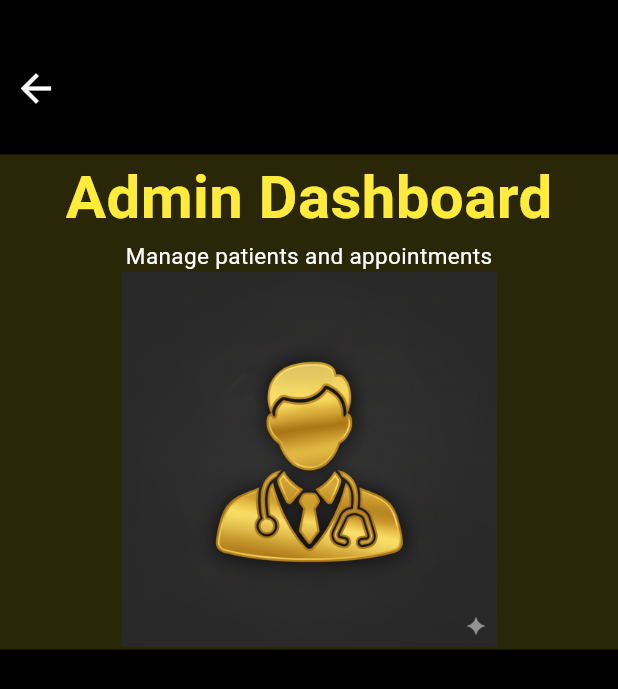
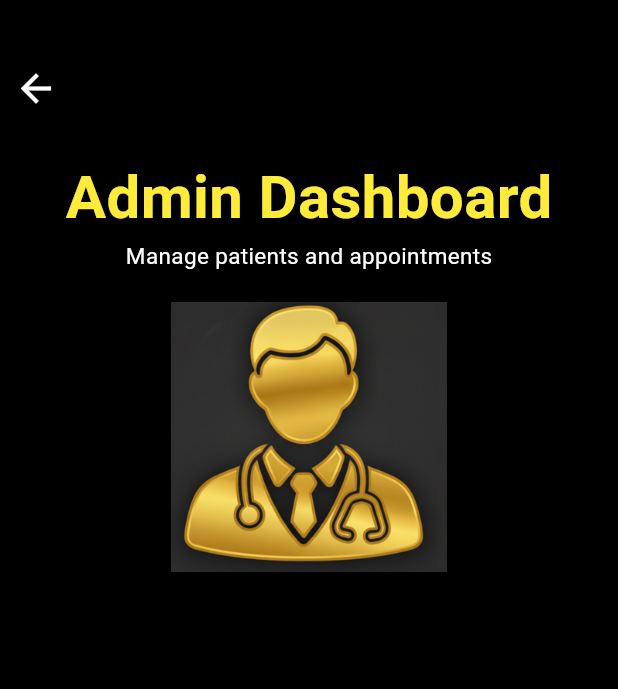
Before and after one commit to ashir227/Todo-App-Classes, a Flutter app: the Home screen opened directly, on a phone screen of 412 x 824 dp. Shown: the top 689 px of the screen. Run offline on Flutter 3.47's test engine with Material 3 defaults, Android fonts, the light colour scheme and no system bars.

Commit message:
Add Icon

```diff
--- a/lib/UI Prac/Screens/Home.dart
+++ b/lib/UI Prac/Screens/Home.dart
@@ -38,7 +38,7 @@ class _HomeState extends State<Home> {
             Container(
               height: 330,
               width: double.infinity,
-              color: const Color.fromARGB(255, 42, 39, 9),
+              // color: Colors.red,
               child: Column(
                 children: [
                   Text(
@@ -54,9 +54,10 @@ class _HomeState extends State<Home> {
                     "Manage patients and appointments",
                     style: TextStyle(color: Colors.white, fontSize: 15),
                   ),
+                  SizedBox(height: 20),
                   Image.asset(
                     "lib/UI Prac/assets/Gold Icon doctor.png",
-                    height: 250,
+                    height: 180,
                   ),
                 ],
               ),
```
Also changed, not shown: lib/UI Prac/assets/Gold Icon doctor.png, lib/UI Prac/assets/Gold Icon doctors.png (added).
